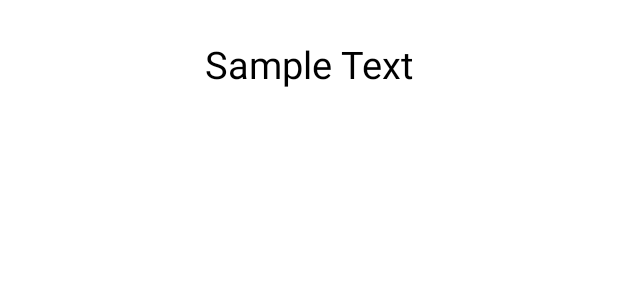
After one commit to A00445457/MCDA-5550-A00445457, an Android app: the layout hotel_guest_details_fragment.xml on its own in the app's theme, with its tools: preview values and no code run, on a phone screen of 412 x 824 dp. The commit adds this screen. Shown: the top 300 px of the screen. Run offline under Robolectric (Android 15) with nearby library versions, the phone set to English and light mode, and no system bars.

Commit message:
implement basic frame of screen 3

```diff
--- /dev/null
+++ b/HotelReservationClient/app/src/main/res/layout/hotel_guest_details_fragment.xml
@@ -0,0 +1,26 @@
+<?xml version="1.0" encoding="utf-8"?>
+<androidx.constraintlayout.widget.ConstraintLayout xmlns:android="http://schemas.android.com/apk/res/android"
+    xmlns:app="http://schemas.android.com/apk/res-auto"
+    xmlns:tools="http://schemas.android.com/tools"
+    android:layout_width="match_parent"
+    android:layout_height="match_parent">
+
+    <TextView
+        android:id="@+id/hotel_recap_text_view"
+        android:layout_width="match_parent"
+        android:layout_height="wrap_content"
+        android:layout_marginTop="25dp"
+        android:fontFamily="sans-serif"
+        android:gravity="center_horizontal"
+        android:textAlignment="center"
+        android:textColor="@color/black"
+        android:textSize="25sp"
+        app:layout_constraintEnd_toEndOf="parent"
+        app:layout_constraintStart_toStartOf="parent"
+        app:layout_constraintTop_toTopOf="parent"
+        tools:text="Sample Text"
+
+        />
+
+
+</androidx.constraintlayout.widget.ConstraintLayout>
```
Also changed, not shown: HotelReservationClient/app/src/main/java/com/example/hotelreservationclient/adapter/HotelSearchResultAdapter.java (+17 -1 lines), HotelReservationClient/app/src/main/java/com/example/hotelreservationclient/clicklistener/HotelItemClickListener.java (added, +8 -0 lines), HotelReservationClient/app/src/main/java/com/example/hotelreservationclient/fragment/HotelGuestListDetailsFragment.java (added, +49 -0 lines), HotelReservationClient/app/src/main/java/com/example/hotelreservationclient/fragment/HotelListFragment.java (+38 -1 lines).
